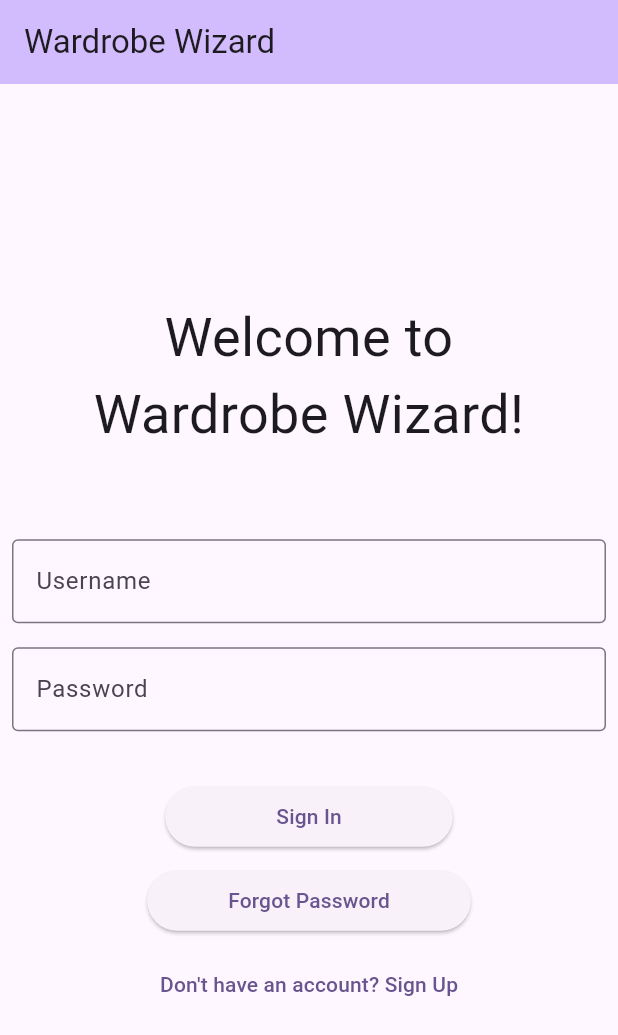
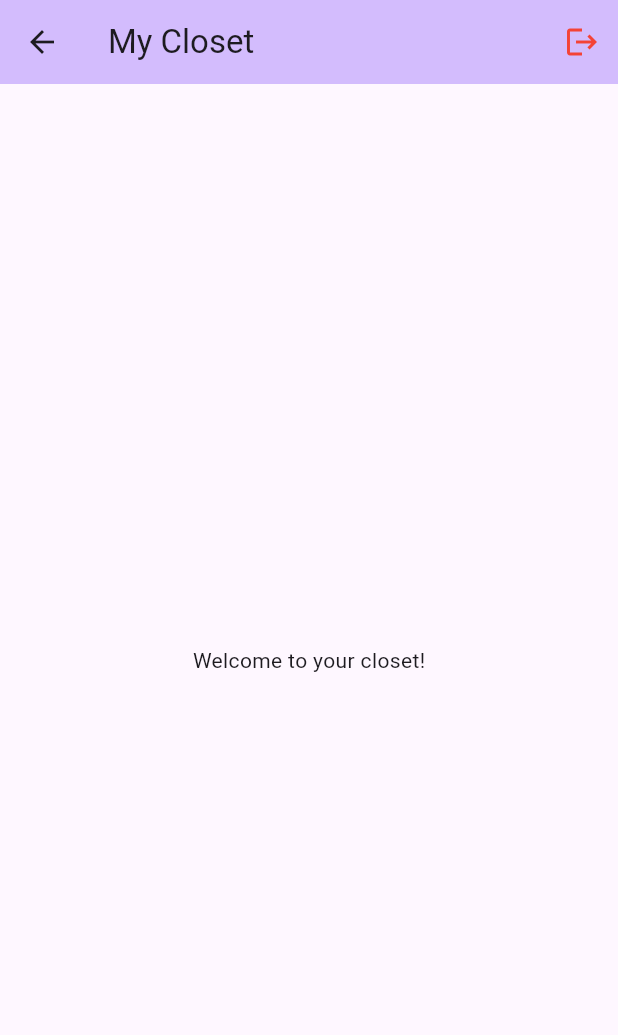
Before and after one commit to Tofu311/wardrobe-wizards, a Flutter app: the Login screen opened directly, after a tap on "Sign In", on a phone screen of 412 x 824 dp. Shown: the top 1035 px of the screen. Run offline on Flutter 3.47's test engine with Material 3 defaults, Android fonts, the light colour scheme and no system bars.

Commit message:
Created closet page

```diff
--- /dev/null
+++ b/mobile/wardrobe_wizard/lib/closet.dart
@@ -0,0 +1,44 @@
+import 'package:flutter/material.dart';
+import 'package:wardrobe_wizard/login_and_signup/login.dart';
+
+class Closet extends StatefulWidget {
+  const Closet({super.key, required this.title});
+  final String title;
+
+  @override
+  State<Closet> createState() => _ClosetState();
+}
+
+class _ClosetState extends State<Closet> {
+  @override
+  Widget build(BuildContext context) {
+    return Scaffold(
+      appBar: AppBar(
+        actions: [
+          IconButton(
+            icon: const Icon(Icons.logout),
+            color: Colors.red,
+            onPressed: () {
+              Navigator.pushReplacement(
+                context,
+                MaterialPageRoute(
+                  builder: (context) => const Login(title: 'Wardrobe Wizard'),
+                ),
+              );
+            },
+          ),
+        ],
+        backgroundColor: Theme.of(context).colorScheme.inversePrimary,
+        title: Text(widget.title),
+      ),
+      body: const Center(
+        child: Column(
+          mainAxisAlignment: MainAxisAlignment.center,
+          children: <Widget>[
+            Text("Welcome to your closet!"),
+          ],
+        ),
+      ),
+    );
+  }
+}
--- a/mobile/wardrobe_wizard/lib/login_and_signup/login.dart
+++ b/mobile/wardrobe_wizard/lib/login_and_signup/login.dart
@@ -2,6 +2,7 @@ import 'dart:convert';
 
 import 'package:flutter/material.dart';
 import 'package:http/http.dart' as http;
+import 'package:wardrobe_wizard/closet.dart';
 import 'package:wardrobe_wizard/login_and_signup/pwdreset.dart';
 import 'package:wardrobe_wizard/login_and_signup/register.dart';
 
@@ -55,6 +56,16 @@ class _LoginPageState extends State<Login> {
               padding: const EdgeInsets.only(top: 25),
               child: ElevatedButton(
                 onPressed: () {
+                  //TEMPORARY: Navigate to closet page
+                  Navigator.pushReplacement(
+                    context,
+                    MaterialPageRoute(
+                      builder: (context) {
+                        return const Closet(title: 'My Closet');
+                      },
+                    ),
+                  );
+                  /*
                   http
                       .post(
                     Uri.parse(
@@ -77,7 +88,9 @@ class _LoginPageState extends State<Login> {
                         backgroundColor: Colors.green,
                       ),
                     );
-                  });
+                  },
+                  );
+                  */
                 },
                 child: const Padding(
                   padding: EdgeInsets.fromLTRB(50, 0, 50, 0),
--- a/mobile/wardrobe_wizard/lib/login_and_signup/register.dart
+++ b/mobile/wardrobe_wizard/lib/login_and_signup/register.dart
@@ -101,7 +101,8 @@ class _RegisterPageState extends State<Register> {
                       'email': userInfoControllers[4].text,
                     };
                     debugPrint(userInfo.toString());
-                    http.post(
+                    http
+                        .post(
                       Uri.parse(
                           'https://api.wardrobewizard.fashion/api/users/register'),
                       headers: <String, String>{
```
